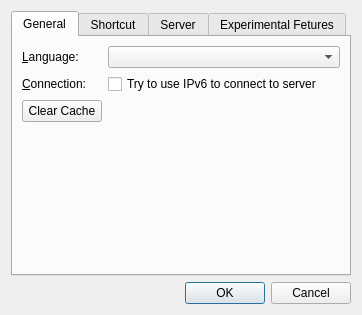
The window that src/painttyDesktop/widgets/configuredialog.ui (liuyanghejerry/painttyWidget) describes before a commit, drawn with Qt 5.
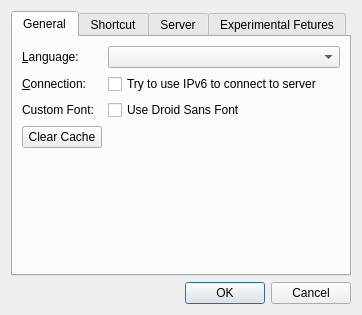
The same window after the commit.

Commit message: add: Google's Droid Sans Fallback as custom font. This may solve problem that some users under Windows XP, get trouble displaying room name in roomlist. However, this also leads to a larger exe size. Especially, if you failed to compile qrc file, then we have to move font file out of exe.

The edit to the form file:
```diff
--- a/src/painttyDesktop/widgets/configuredialog.ui
+++ b/src/painttyDesktop/widgets/configuredialog.ui
@@ -57,13 +57,27 @@
          </property>
         </widget>
        </item>
-       <item row="2" column="0">
+       <item row="3" column="0">
         <widget class="QPushButton" name="clearCache">
          <property name="text">
           <string>Clear Cache</string>
          </property>
         </widget>
        </item>
+       <item row="2" column="0">
+        <widget class="QLabel" name="droidFontLabel">
+         <property name="text">
+          <string>Custom Font:</string>
+         </property>
+        </widget>
+       </item>
+       <item row="2" column="1">
+        <widget class="QCheckBox" name="droid_font_checkbox">
+         <property name="text">
+          <string>Use Droid Sans Font</string>
+         </property>
+        </widget>
+       </item>
       </layout>
      </widget>
      <widget class="QWidget" name="shortcutTab">
```
The commit also changes 6 other files.
